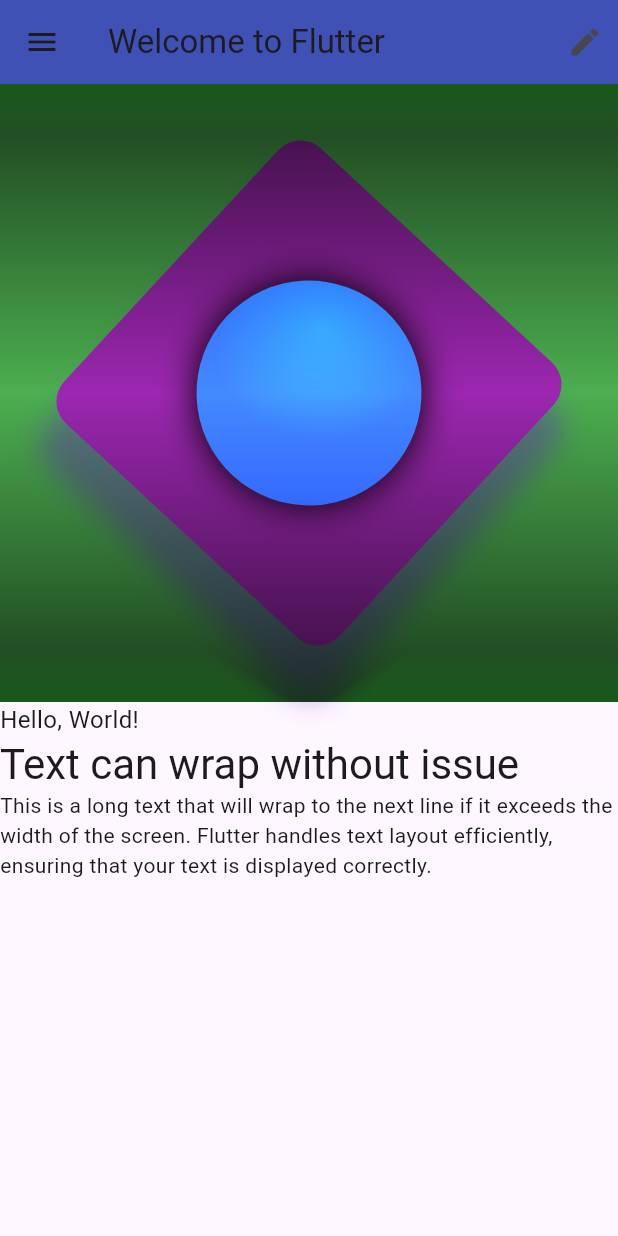
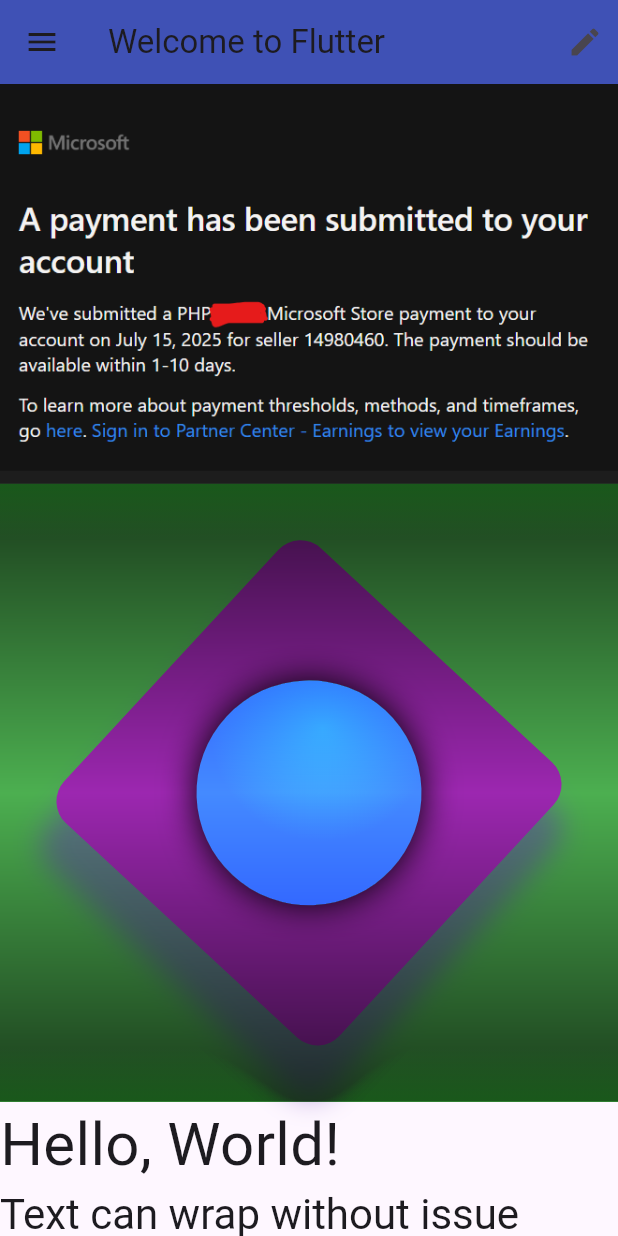
Before and after one commit to reddvid/flutter_cookbook, a Flutter app: the screen it shows after launch, on a phone screen of 412 x 824 dp. Run offline on Flutter 3.47's test engine with Material 3 defaults, Android fonts, the phone set to English and light mode, and no system bars; our stand-ins replace google_fonts.

Commit message:
finish ch4 recipe

```diff
--- a/flutter_layout/lib/basic_screen.dart
+++ b/flutter_layout/lib/basic_screen.dart
@@ -17,6 +17,11 @@
       ),
       body: Column(
         children: [
+          Semantics(
+            image: true,
+            label: 'Microsoft Payout',
+            child: Image.asset('assets/pay.png'),
+          ),
           AspectRatio(aspectRatio: 1.0, child: ImmutableWidget()),
           TextLayout(),
         ],
--- a/flutter_layout/lib/text_layout.dart
+++ b/flutter_layout/lib/text_layout.dart
@@ -1,4 +1,5 @@
 import 'package:flutter/material.dart';
+import 'package:google_fonts/google_fonts.dart';
 
 class TextLayout extends StatelessWidget {
   const TextLayout({super.key});
@@ -8,7 +9,7 @@
     return Column(
       crossAxisAlignment: CrossAxisAlignment.start,
       children: [
-        const Text('Hello, World!', style: TextStyle(fontSize: 16)),
+        Text('Hello, World!', style: GoogleFonts.leckerliOne(fontSize: 40)),
         Text(
           'Text can wrap without issue',
           style: Theme.of(context).textTheme.headlineMedium,
@@ -18,6 +19,32 @@
           'Flutter handles text layout efficiently, ensuring that your text is displayed correctly.',
           style: TextStyle(fontSize: 14),
         ),
+        const Divider(),
+        RichText(
+          text: const TextSpan(
+            text: 'Flutter text is ',
+            style: TextStyle(fontSize: 22, color: Colors.black),
+            children: [
+              TextSpan(
+                text: 'really ',
+                style: TextStyle(
+                  fontWeight: FontWeight.bold,
+                  color: Colors.red,
+                ),
+                children: [
+                  TextSpan(
+                    text: 'powerful.',
+                    style: TextStyle(
+                      decoration: TextDecoration.underline,
+                      decorationStyle: TextDecorationStyle.double,
+                      fontSize: 40,
+                    ),
+                  ),
+                ],
+              ),
+            ],
+          ),
+        ),
       ],
     );
   }
--- a/flutter_layout/pubspec.yaml
+++ b/flutter_layout/pubspec.yaml
@@ -1,5 +1,5 @@
 name: flutter_layout
-description: "A new Flutter project."
+description: 'A new Flutter project.'
 # The following line prevents the package from being accidentally published to
 # pub.dev using `flutter pub publish`. This is preferred for private packages.
 publish_to: 'none' # Remove this line if you wish to publish to pub.dev
@@ -34,6 +34,7 @@
   # The following adds the Cupertino Icons font to your application.
   # Use with the CupertinoIcons class for iOS style icons.
   cupertino_icons: ^1.0.8
+  google_fonts: ^4.0.3
 
 dev_dependencies:
   flutter_test:
@@ -51,7 +52,6 @@
 
 # The following section is specific to Flutter packages.
 flutter:
-
   # The following line ensures that the Material Icons font is
   # included with your application, so that you can use the icons in
   # the material Icons class.
@@ -61,6 +61,8 @@
   # assets:
   #   - images/a_dot_burr.jpeg
   #   - images/a_dot_ham.jpeg
+  assets:
+    - assets/
 
   # An image asset can refer to one or more resolution-specific "variants", see
   # https://flutter.dev/to/resolution-aware-images
```
Also changed, not shown: flutter_layout/assets/pay.png (added).
